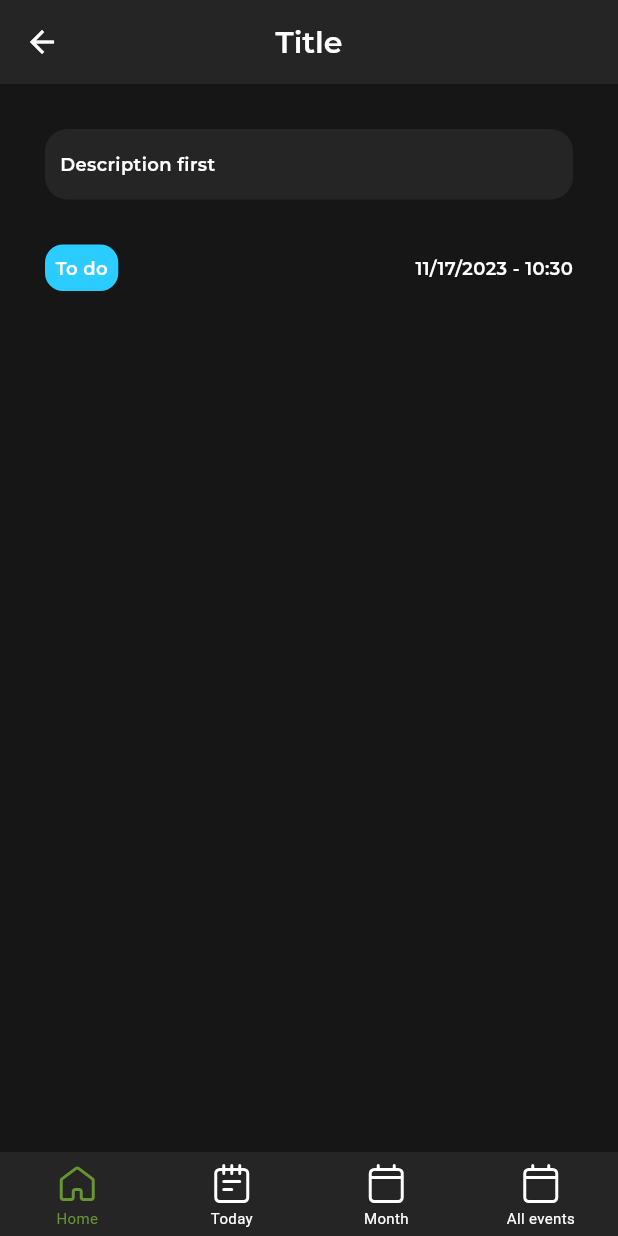
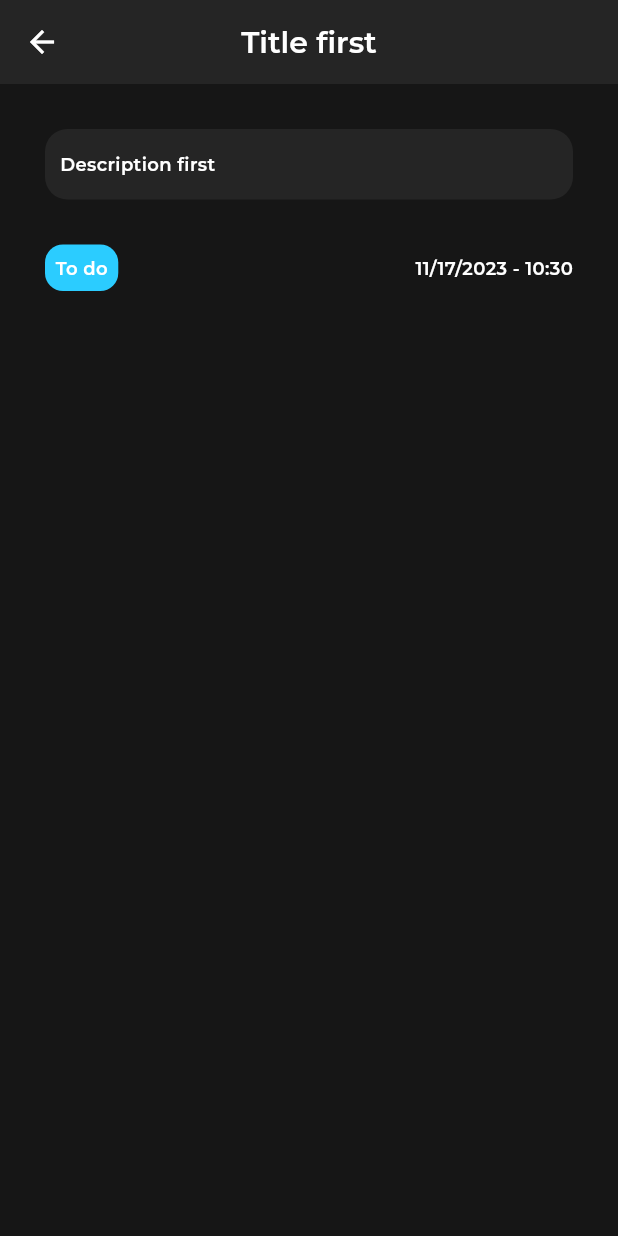
Before and after one commit to gusamyky/planner_app, a Flutter app: the screen it shows after launch, after a tap on "Title first", on a phone screen of 412 x 824 dp. Run offline on Flutter 3.47's test engine with Material 2 defaults, Android fonts, the phone set to English and light mode, and no system bars; our stand-ins replace auto_route, equatable, flutter_bloc, flutter_svg, freezed_annotation, get_it; generated files the repository leaves out were written again; Roboto replaces fonts that are missing (Poppins); project files that could hold a hidden picture were left out.

```diff
--- /dev/null
+++ b/lib/injector.dart
@@ -0,0 +1,19 @@
+import 'package:get_it/get_it.dart';
+import 'package:planner_app/src/modules/pages/event/create_edit_event/cubit/create_edit_event_cubit.dart';
+
+final GetIt sl = GetIt.instance;
+
+Future<void> setupInjection() async {
+  //_injectConfig();
+  //_injectDataSources();
+  // _injectRepositories();
+  //_injectUseCases();
+  _injectBlocs();
+}
+
+void _injectBlocs() {
+  sl
+    ..registerFactory<CreateEditEventCubit>(
+      () => CreateEditEventCubit(),
+    );
+}
--- a/lib/main.dart
+++ b/lib/main.dart
@@ -1,6 +1,10 @@
 import 'package:flutter/material.dart';
+import 'package:planner_app/injector.dart';
 import 'package:planner_app/src/app.dart';
 
-void main() {
+void main() async {
+  await setupInjection();
+  await sl.allReady();
+
   runApp(App());
 }
--- a/lib/src/app.dart
+++ b/lib/src/app.dart
@@ -1,3 +1,4 @@
+import 'package:auto_route/auto_route.dart';
 import 'package:flutter/material.dart';
 import 'package:planner_app/src/config/routes/app_router.dart';
 import 'package:planner_app/src/config/styles/app_theme.dart';
@@ -11,8 +12,11 @@ class App extends StatelessWidget {
   @override
   Widget build(BuildContext context) {
     return MaterialApp.router(
-      routerConfig: _appRouter.config(),
-      title: 'Planner app',
+      routerDelegate: AutoRouterDelegate(
+        _appRouter,
+        navigatorObservers: () => [AutoRouteObserver()],
+      ),
+      routeInformationParser: _appRouter.defaultRouteParser(),
       theme: AppTheme.dark,
       darkTheme: AppTheme.dark,
       localizationsDelegates: AppLocalizations.localizationsDelegates,
--- a/lib/src/config/routes/app_router.dart
+++ b/lib/src/config/routes/app_router.dart
@@ -4,54 +4,36 @@ import 'package:planner_app/src/config/routes/app_routes.dart';
 import 'package:planner_app/src/domain/entities/event.dart';
 import 'package:planner_app/src/modules/pages/all_events/all_events_page.dart';
 import 'package:planner_app/src/modules/pages/day/day_page.dart';
-import 'package:planner_app/src/modules/pages/event/event_details_page.dart';
+import 'package:planner_app/src/modules/pages/event/create_edit_event/create_edit_event.dart';
+import 'package:planner_app/src/modules/pages/event/event_info/event_details_page.dart';
 import 'package:planner_app/src/modules/pages/home/home_page.dart';
 import 'package:planner_app/src/modules/pages/month/month_page.dart';
+import 'package:planner_app/src/widgets/main_screen.dart';
 part 'app_router.gr.dart';
 
 @AutoRouterConfig()
 class AppRouter extends _$AppRouter {
   @override
   List<AutoRoute> get routes => [
-        CustomRoute(
+        AutoRoute(page: MainRoute.page, initial: true, children: [
+          AutoRoute(
             page: HomeRoute.page,
-          path: AppRoutes.home,
-          transitionsBuilder: slideFromTopTransition,
-          initial: true,
           ),
-        CustomRoute(
+          AutoRoute(
             page: DayRoute.page,
-          transitionsBuilder: slideFromTopTransition,
-          path: AppRoutes.dayView,
           ),
-        CustomRoute(
+          AutoRoute(
             page: MonthRoute.page,
-          transitionsBuilder: slideFromTopTransition,
-          path: AppRoutes.month,
           ),
-        CustomRoute(
+          AutoRoute(
             page: AllEventsRoute.page,
-          transitionsBuilder: slideFromTopTransition,
-          path: AppRoutes.allEvents,
           ),
-        CustomRoute(
+        ]),
+        AutoRoute(
           page: EventRoute.page,
-          transitionsBuilder: slideFromTopTransition,
-          path: AppRoutes.eventDetails,
+        ),
+        AutoRoute(
+          page: CreateEditEventRoute.page,
         )
       ];
 }
-
-Widget slideFromTopTransition(BuildContext context, Animation<double> animation,
-    Animation<double> secondaryAnimation, Widget child) {
-  const begin = Offset.zero;
-  const end = Offset.zero;
-
-  final tween =
-      Tween(begin: begin, end: end).chain(CurveTween(curve: Curves.easeInOut));
-
-  return SlideTransition(
-    position: animation.drive(tween),
-    child: child,
-  );
-}
--- a/lib/src/config/routes/app_routes.dart
+++ b/lib/src/config/routes/app_routes.dart
@@ -4,4 +4,5 @@ class AppRoutes {
   static const String month = '/month';
   static const String allEvents = '/all-events';
   static const String eventDetails = '/event-details';
+  static const String createEditEvent = '/create-edit-event';
 }
--- a/lib/src/modules/pages/event/event_details_page.dart
+++ b/lib/src/modules/pages/event/create_edit_event/create_edit_event.dart
@@ -8,31 +8,18 @@ import 'package:flutter_gen/gen_l10n/app_localizations.dart';
 import 'package:planner_app/src/widgets/custom_scaffold.dart';
 
 @RoutePage()
-class EventPage extends StatelessWidget {
-  const EventPage({required this.event, super.key});
-  final Event event;
+class CreateEditEventPage extends StatelessWidget {
+  const CreateEditEventPage({this.event, super.key});
+  final Event? event;
 
   @override
   Widget build(BuildContext context) {
-    return CustomScaffold(
-        appBarTitle: 'Title',
-        body: SingleChildScrollView(
-          child: Column(
-            children: [
-              _DescriptionWidget(
-                description: event.description,
-              ),
-              const SizedBox(height: Constants.appPadding),
-              Row(
-                mainAxisAlignment: MainAxisAlignment.spaceBetween,
-                children: [
-                  _StatusIndicator(status: event.status),
-                  _DateIndicator(eventTime: event.time),
-                ],
-              )
-            ],
-          ),
-        ));
+    return const CustomScaffold(
+      appBarTitle: 'Createeeee',
+      body: Center(
+        child: Text('create edit event page'),
+      ),
+    );
   }
 }
 
--- /dev/null
+++ b/lib/src/modules/pages/event/event_info/event_details_page.dart
@@ -0,0 +1,101 @@
+import 'package:auto_route/auto_route.dart';
+import 'package:flutter/material.dart';
+import 'package:planner_app/src/config/styles/palette.dart';
+import 'package:planner_app/src/core/helpers/date_time_extensions.dart';
+import 'package:planner_app/src/core/utils/constants.dart';
+import 'package:planner_app/src/domain/entities/event.dart';
+import 'package:flutter_gen/gen_l10n/app_localizations.dart';
+import 'package:planner_app/src/widgets/custom_scaffold.dart';
+
+@RoutePage()
+class EventPage extends StatelessWidget {
+  const EventPage({required this.event, super.key});
+  final Event event;
+
+  @override
+  Widget build(BuildContext context) {
+    return CustomScaffold(
+        appBarTitle: event.title,
+        body: SingleChildScrollView(
+          child: Column(
+            children: [
+              _DescriptionWidget(
+                description: event.description,
+              ),
+              const SizedBox(height: Constants.appPadding),
+              Row(
+                mainAxisAlignment: MainAxisAlignment.spaceBetween,
+                children: [
+                  _StatusIndicator(status: event.status),
+                  _DateIndicator(eventTime: event.time),
+                ],
+              )
+            ],
+          ),
+        ));
+  }
+}
+
+class _DescriptionWidget extends StatelessWidget {
+  const _DescriptionWidget({required this.description});
+
+  final String description;
+
+  @override
+  Widget build(BuildContext context) {
+    return Container(
+      width: MediaQuery.of(context).size.width,
+      padding: const EdgeInsets.symmetric(
+          horizontal: Constants.padding10, vertical: Constants.padding15),
+      decoration: BoxDecoration(
+          color: Palette.navBarColor,
+          borderRadius: BorderRadius.circular(Constants.radius15)),
+      child: Text(description),
+    );
+  }
+}
+
+class _StatusIndicator extends StatelessWidget {
+  const _StatusIndicator({
+    required this.status,
+  });
+
+  final EventStatus status;
+
+  @override
+  Widget build(BuildContext context) {
+    final statusStr = status == EventStatus.todo
+        ? AppLocalizations.of(context)!.to_do
+        : status == EventStatus.done
+            ? AppLocalizations.of(context)!.done
+            : status == EventStatus.inProgress
+                ? AppLocalizations.of(context)!.in_progress
+                : AppLocalizations.of(context)!.story;
+    return Container(
+      padding: const EdgeInsets.all(Constants.padding7),
+      decoration: BoxDecoration(
+          borderRadius: BorderRadius.circular(Constants.radius12),
+          color: status == EventStatus.todo
+              ? Palette.toDoColor
+              : status == EventStatus.done
+                  ? Palette.doneColor
+                  : status == EventStatus.inProgress
+                      ? Palette.inProgressColor
+                      : Palette.storyColor),
+      child: Text(
+        statusStr,
+        style: Theme.of(context).textTheme.bodyMedium,
+      ),
+    );
+  }
+}
+
+class _DateIndicator extends StatelessWidget {
+  const _DateIndicator({required this.eventTime});
+  final DateTime eventTime;
+
+  @override
+  Widget build(BuildContext context) {
+    return Text('${eventTime.yMd} - ${eventTime.hm}');
+  }
+}
--- a/lib/src/widgets/custom_scaffold.dart
+++ b/lib/src/widgets/custom_scaffold.dart
@@ -1,5 +1,6 @@
 import 'package:auto_route/auto_route.dart';
 import 'package:flutter/material.dart';
+import 'package:planner_app/src/config/routes/app_router.dart';
 import 'package:planner_app/src/config/routes/app_routes.dart';
 import 'package:planner_app/src/config/styles/app_colors.dart';
 import 'package:planner_app/src/config/styles/app_icons.dart';
@@ -36,7 +37,9 @@ class CustomScaffold extends StatelessWidget {
                   padding:
                       const EdgeInsets.symmetric(horizontal: Constants.space11),
                   child: InkWell(
-                      onTap: () {},
+                      onTap: () {
+                        context.router.push(CreateEditEventRoute());
+                      },
                       child: const CircleAvatar(
                           backgroundColor: AppColors.gray,
                           child: AppIcon(icon: AppIcons.plus))),
@@ -56,14 +59,6 @@ class CustomScaffold extends StatelessWidget {
               child: body,
             )
           : body,
-      bottomNavigationBar: BottomNavigationBar(
-        type: BottomNavigationBarType.fixed,
-        backgroundColor: Palette.navBarColor,
-        items: _tabs(context),
-        currentIndex: _calculateSelectedIndex(context),
-        onTap: (index) =>
-            context.router.replaceNamed(_tabs(context)[index].initialLocation),
-      ),
     );
   }
 }
```
Also changed, not shown: lib/src/modules/pages/event/create_edit_event/cubit/create_edit_event_cubit.dart (added, +21 -0 lines), lib/src/modules/pages/event/create_edit_event/cubit/create_edit_event_state.dart (added, +11 -0 lines), lib/src/widgets/main_screen.dart (added, +82 -0 lines), lib/src/config/routes/app_router.gr.dart, lib/src/modules/pages/event/create_edit_event/cubit/create_edit_event_cubit.freezed.dart (added), 2 other files. Lines whose indentation alone changed are shown as unchanged.
